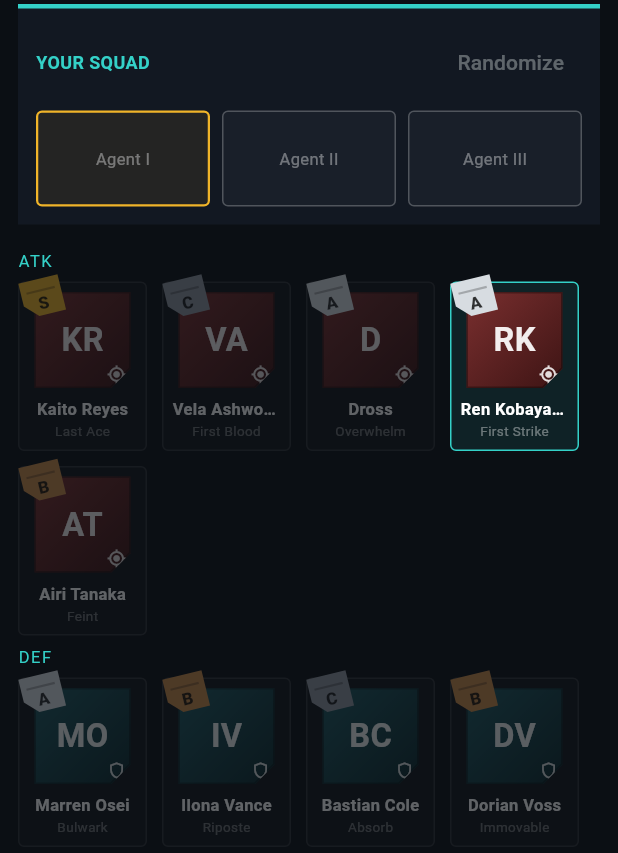
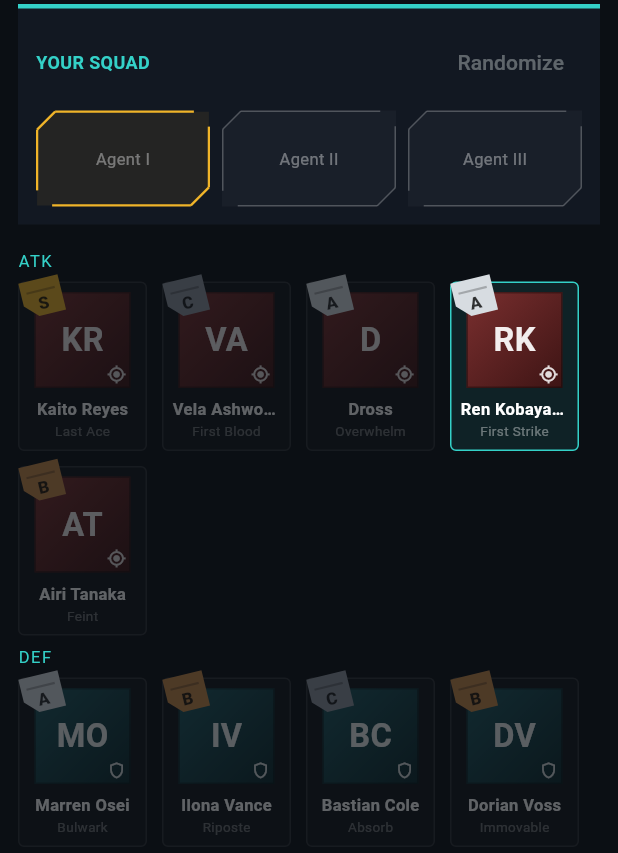
Before and after one commit to MaxxRexx/Isekai_Strategem, a Flutter app: the PlayFlowScreen screen opened directly, after a tap on "RK", on a phone screen of 412 x 824 dp. Shown: the part 284-1137 px from the top of the screen. Run offline on Flutter 3.47's test engine with Material 3 defaults, Android fonts, the phone set to English and light mode, and no system bars.

Commit message:
Refine Rift Cyan corners: open bracket panels, notched buttons, resized
- Panels (squad, opponent, top bar, round box, description bar, log) and
  outlined buttons (End Turn, squad slots) now use an open tactical-bracket
  frame: top-left/bottom-right chamfered, top-right/bottom-left left open
  with a gap (OpenNotchedBorder), matching the reference.
- Character/player portraits are square again.
- Filled/primary buttons (Queue, Use, Return to Home) use the solid closed
  angled notch; outlined End Turn uses the open notch.
- Battle screen: bigger ability icons (slot 62, icon 38) and smaller
  character portraits (96 -> 76).

Co-Authored-By: Claude Opus 4.8 <noreply@anthropic.com>
Claude-Session: https://claude.ai/code/session_01GMWaxazLCUjaoRp6mwvURS

```diff
--- a/app/lib/src/ui/notched.dart
+++ b/app/lib/src/ui/notched.dart
@@ -90,3 +90,90 @@ class NotchedBorder extends OutlinedBorder {
   @override
   EdgeInsetsGeometry get dimensions => EdgeInsets.all(side.width);
 }
+
+/// An "open" tactical-bracket frame: the top-left and bottom-right corners
+/// are chamfered (a drawn diagonal), while the top-right and bottom-left
+/// corners are left open with a gap in the border. The fill (if any) still
+/// covers the whole rounded-off rectangle. Used for the outlined panels and
+/// outlined buttons in the Rift Cyan mockup.
+class OpenNotchedBorder extends OutlinedBorder {
+  /// Chamfer length on the top-left / bottom-right corners.
+  final double notch;
+
+  /// Opening length on the top-right / bottom-left corners.
+  final double gap;
+
+  const OpenNotchedBorder({
+    super.side = BorderSide.none,
+    this.notch = 14,
+    this.gap = 12,
+  });
+
+  Path _fillPath(Rect r) {
+    final n = notch.clamp(0.0, r.shortestSide / 2);
+    return Path()
+      ..moveTo(r.left + n, r.top)
+      ..lineTo(r.right, r.top)
+      ..lineTo(r.right, r.bottom - n)
+      ..lineTo(r.right - n, r.bottom)
+      ..lineTo(r.left, r.bottom)
+      ..lineTo(r.left, r.top + n)
+      ..close();
+  }
+
+  @override
+  Path getInnerPath(Rect rect, {TextDirection? textDirection}) =>
+      _fillPath(rect.deflate(side.strokeInset));
+
+  @override
+  Path getOuterPath(Rect rect, {TextDirection? textDirection}) =>
+      _fillPath(rect.deflate(side.strokeOutset));
+
+  @override
+  void paintInterior(
+    Canvas canvas,
+    Rect rect,
+    Paint paint, {
+    TextDirection? textDirection,
+  }) {
+    canvas.drawPath(_fillPath(rect), paint);
+  }
+
+  @override
+  bool get preferPaintInterior => true;
+
+  @override
+  void paint(Canvas canvas, Rect rect, {TextDirection? textDirection}) {
+    if (side.style == BorderStyle.none) return;
+    final r = rect.deflate(side.width / 2);
+    final n = notch.clamp(0.0, r.shortestSide / 2);
+    final g = gap.clamp(0.0, r.shortestSide / 2);
+    final l = r.left, t = r.top, rt = r.right, b = r.bottom;
+    final p = side.toPaint();
+    // Top edge, then top-left chamfer.
+    canvas.drawLine(Offset(l + n, t), Offset(rt - g, t), p);
+    canvas.drawLine(Offset(l, t + n), Offset(l + n, t), p);
+    // Right edge (starts below the open top-right gap), then bottom-right chamfer.
+    canvas.drawLine(Offset(rt, t + g), Offset(rt, b - n), p);
+    canvas.drawLine(Offset(rt, b - n), Offset(rt - n, b), p);
+    // Bottom edge (ends before the open bottom-left gap).
+    canvas.drawLine(Offset(rt - n, b), Offset(l + g, b), p);
+    // Left edge (starts above the open bottom-left gap).
+    canvas.drawLine(Offset(l, b - g), Offset(l, t + n), p);
+  }
+
+  @override
+  OpenNotchedBorder copyWith({BorderSide? side, double? notch, double? gap}) =>
+      OpenNotchedBorder(
+        side: side ?? this.side,
+        notch: notch ?? this.notch,
+        gap: gap ?? this.gap,
+      );
+
+  @override
+  ShapeBorder scale(double t) =>
+      OpenNotchedBorder(side: side.scale(t), notch: notch * t, gap: gap * t);
+
+  @override
+  EdgeInsetsGeometry get dimensions => EdgeInsets.all(side.width);
+}
--- a/app/lib/src/widgets/fighter_row.dart
+++ b/app/lib/src/widgets/fighter_row.dart
@@ -146,7 +146,11 @@ class TeamPanel extends StatelessWidget {
       padding: const EdgeInsets.all(12),
       decoration: ShapeDecoration(
         color: Theme.of(context).cardColor,
-        shape: NotchedBorder(side: BorderSide(color: color), notch: 16),
+        shape: OpenNotchedBorder(
+          side: BorderSide(color: color),
+          notch: 18,
+          gap: 16,
+        ),
       ),
       child: Column(
         crossAxisAlignment: compact
--- a/app/lib/src/widgets/log_view.dart
+++ b/app/lib/src/widgets/log_view.dart
@@ -78,9 +78,10 @@ class _BattleLogViewState extends State<BattleLogView> {
       clipBehavior: Clip.antiAlias,
       decoration: ShapeDecoration(
         color: Theme.of(context).cardColor,
-        shape: const NotchedBorder(
+        shape: const OpenNotchedBorder(
           side: BorderSide(color: Colors.white12),
-          notch: 16,
+          notch: 18,
+          gap: 16,
         ),
       ),
       child: Column(
--- a/app/lib/src/widgets/portrait_tile.dart
+++ b/app/lib/src/widgets/portrait_tile.dart
@@ -2,7 +2,6 @@ import 'package:battle_engine/battle_engine.dart';
 import 'package:flutter/material.dart';
 
 import '../data/placeholder_ranks.dart';
-import '../ui/notched.dart';
 import '../ui/palette.dart';
 import '../ui/rank.dart';
 import 'game_icons.dart';
@@ -56,18 +55,14 @@ class PortraitTile extends StatelessWidget {
         Container(
           width: size,
           height: size,
-          clipBehavior: Clip.antiAlias,
-          decoration: ShapeDecoration(
+          clipBehavior: Clip.hardEdge,
+          decoration: BoxDecoration(
             gradient: LinearGradient(
               begin: Alignment.topLeft,
               end: Alignment.bottomRight,
               colors: [top, bottom],
             ),
-            shape: NotchedBorder(
-              side: BorderSide(color: Colors.black.withValues(alpha: 0.35)),
-              notch: size * 0.2,
-              corners: const {NotchCorner.bottomRight},
-            ),
+            border: Border.all(color: Colors.black.withValues(alpha: 0.35)),
           ),
           child: Stack(
             children: [
```
Also changed, not shown: app/lib/src/screens/play_flow_screen.dart (+56 -28 lines).
